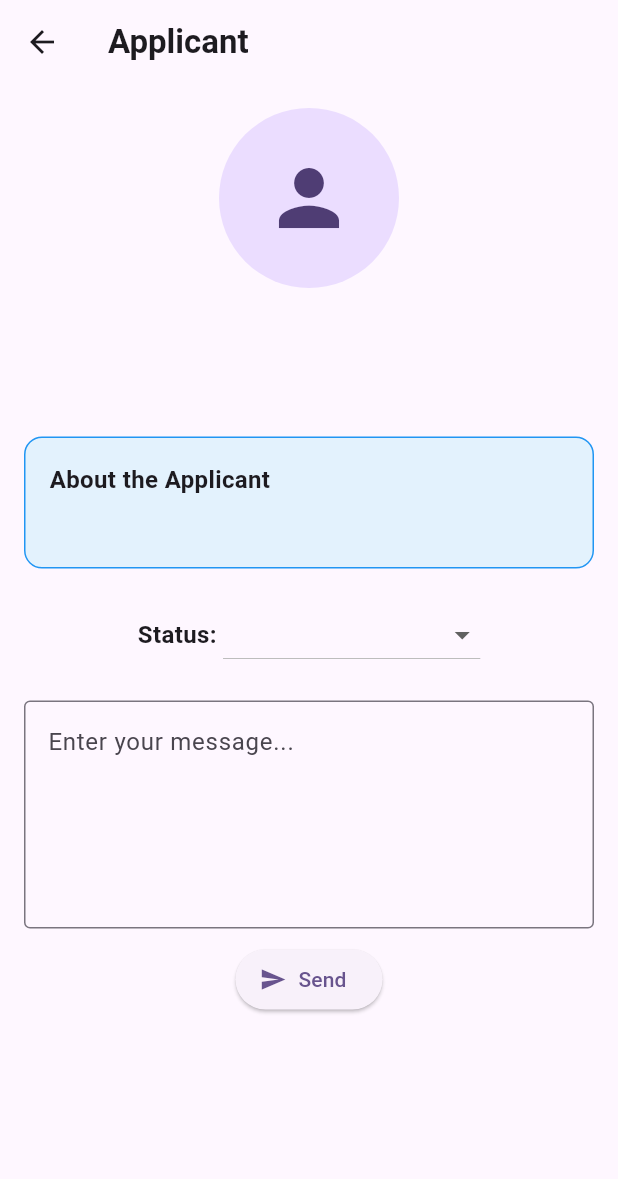
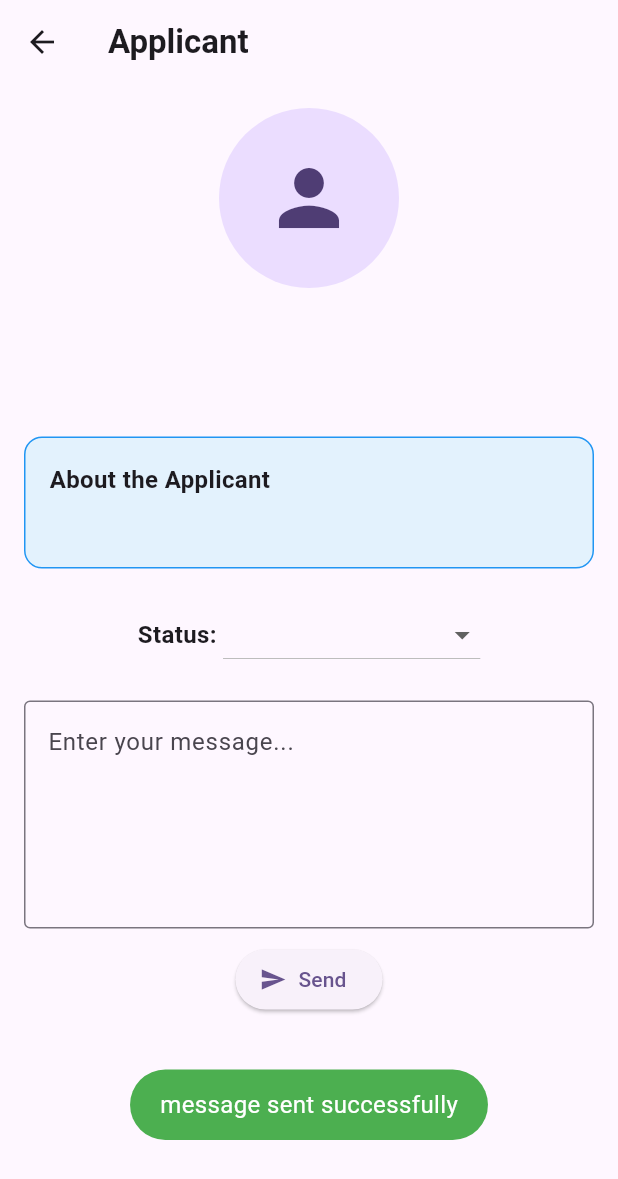
Before and after one commit to kvadah/Serategna, a Flutter app: the ApplicantReviewPage screen opened directly with empty values, after a tap on "Send", on a phone screen of 412 x 824 dp. Shown: the top 1179 px of the screen. Run offline on Flutter 3.47's test engine with Material 3 defaults, Android fonts, the phone set to English and light mode, and no system bars; our stand-ins replace cloud_firestore, file_picker, firebase_auth, firebase_core, fluttertoast, font_awesome_flutter and 2 more; accounts and stored records are empty.

Commit message:
modify the send message function to employee to show succes or fail message

```diff
--- a/lib/employeer/applicant_review_page.dart
+++ b/lib/employeer/applicant_review_page.dart
@@ -2,6 +2,7 @@ import 'dart:developer';
 
 import 'package:cloud_firestore/cloud_firestore.dart';
 import 'package:flutter/material.dart';
+import 'package:fluttertoast/fluttertoast.dart';
 import 'package:serategna/firebase/firestore_user.dart';
 
 class ApplicantReviewPage extends StatefulWidget {
@@ -24,7 +25,10 @@ class _ApplicantReviewPageState extends State<ApplicantReviewPage> {
   String companyName = 'kk';
   String title = 'll';
   String message = '';
+  bool isSendingMessage = false;
+  bool isLoadingStatus = true;
   TextEditingController messageController = TextEditingController();
+
   final List<String> statusOptions = [
     'Pending',
     'Interview Scheduled',
@@ -32,13 +36,15 @@ class _ApplicantReviewPageState extends State<ApplicantReviewPage> {
     'Hired',
   ];
 
-  bool isLoadingStatus = true;
-
-  @override
-  void initState() {
-    super.initState();
-    fetchTitleandCompany();
-    _fetchStatus();
+  void showToast(String message, Color color) {
+    Fluttertoast.showToast(
+      msg: message,
+      toastLength: Toast.LENGTH_SHORT,
+      gravity: ToastGravity.BOTTOM,
+      backgroundColor: color,
+      textColor: Colors.white,
+      fontSize: 16.0,
+    );
   }
 
   void fetchTitleandCompany() async {
@@ -90,6 +96,24 @@ class _ApplicantReviewPageState extends State<ApplicantReviewPage> {
 
     return 'Your application for "$jobTitle" at $companyName $statusMessage. '
         'Please check your application for more details.';
+  }
+
+  void sendMessageToUser(
+      String applicantId, String jobId, String message) async {
+    try {
+      await FirestoreUser.sendMessageToUser(applicantId, jobId, message);
+      showToast('message sent successfully', Colors.green);
+      messageController.clear();
+    } catch (e) {
+      showToast('could not send the message', Colors.red);
+    }
+  }
+
+  @override
+  void initState() {
+    super.initState();
+    fetchTitleandCompany();
+    _fetchStatus();
   }
 
   @override
@@ -225,8 +249,8 @@ class _ApplicantReviewPageState extends State<ApplicantReviewPage> {
                       const SizedBox(height: 10),
                       ElevatedButton.icon(
                         onPressed: () {
-                          FirestoreUser.sendMessageToUser(widget.applicantId,
-                              widget.jobId, messageController.text);
+                          sendMessageToUser(widget.applicantId, widget.jobId,
+                              messageController.text);
                         },
                         icon: const Icon(Icons.send),
                         label: const Text("Send"),
```
